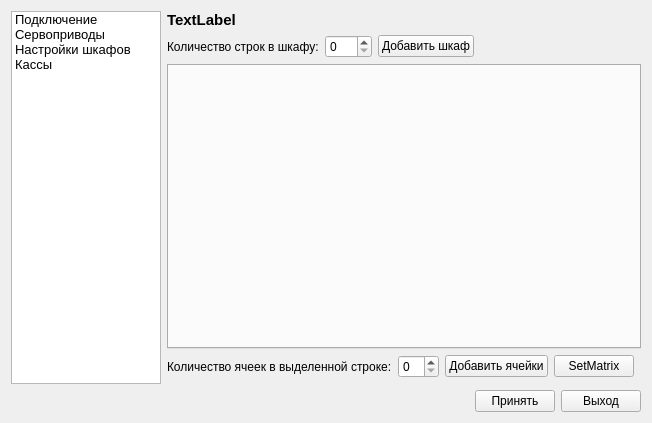
VladimirR46/PharmacyRobot, file settingswindow.ui: the form before one commit.
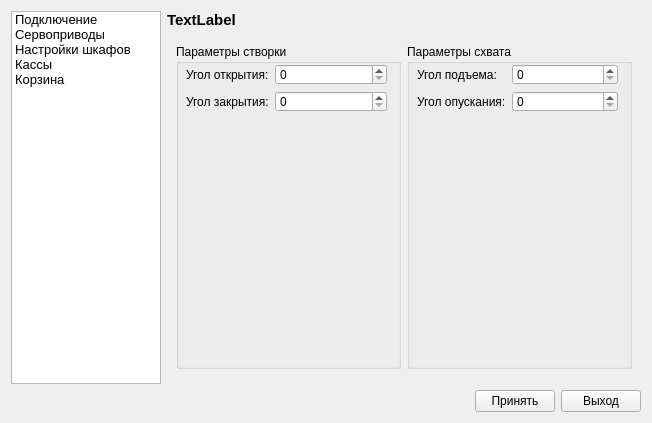
The form after the commit. The open tabs and pages were chosen to show the change. Icons and pictures are not drawn.

Diff of the .ui file:
```diff
--- a/settingswindow.ui
+++ b/settingswindow.ui
@@ -97,6 +97,15 @@
           <normaloff>:/images/telejka-128x128.png</normaloff>:/images/telejka-128x128.png</iconset>
         </property>
        </item>
+       <item>
+        <property name="text">
+         <string>Корзина</string>
+        </property>
+        <property name="icon">
+         <iconset resource="resource.qrc">
+          <normaloff>:/images/photo_2020-06-30_01-28-04.jpg</normaloff>:/images/photo_2020-06-30_01-28-04.jpg</iconset>
+        </property>
+       </item>
       </widget>
      </item>
      <item row="1" column="1">
@@ -105,7 +114,7 @@
         <enum>QFrame::Plain</enum>
        </property>
        <property name="currentIndex">
-        <number>2</number>
+        <number>4</number>
        </property>
        <widget class="QWidget" name="page">
         <layout class="QVBoxLayout" name="verticalLayout_2">
@@ -643,6 +652,104 @@
          </layout>
         </widget>
        </widget>
+       <widget class="QWidget" name="page_3">
+        <layout class="QGridLayout" name="gridLayout_6">
+         <item row="0" column="0">
+          <widget class="QGroupBox" name="groupBox_4">
+           <property name="title">
+            <string>Параметры створки</string>
+           </property>
+           <widget class="QWidget" name="layoutWidget">
+            <property name="geometry">
+             <rect>
+              <x>10</x>
+              <y>20</y>
+              <width>201</width>
+              <height>48</height>
+             </rect>
+            </property>
+            <layout class="QFormLayout" name="formLayout_4">
+             <item row="0" column="0">
+              <widget class="QLabel" name="label_18">
+               <property name="text">
+                <string>Угол открытия:</string>
+               </property>
+              </widget>
+             </item>
+             <item row="0" column="1">
+              <widget class="QSpinBox" name="spinOpenAngle">
+               <property name="maximum">
+                <number>180</number>
+               </property>
+              </widget>
+             </item>
+             <item row="1" column="0">
+              <widget class="QLabel" name="label_19">
+               <property name="text">
+                <string>Угол закрытия:</string>
+               </property>
+              </widget>
+             </item>
+             <item row="1" column="1">
+              <widget class="QSpinBox" name="spinCloseAngle">
+               <property name="maximum">
+                <number>180</number>
+               </property>
+              </widget>
+             </item>
+            </layout>
+           </widget>
+          </widget>
+         </item>
+         <item row="0" column="1">
+          <widget class="QGroupBox" name="groupBox_5">
+           <property name="title">
+            <string>Параметры схвата</string>
+           </property>
+           <widget class="QWidget" name="layoutWidget">
+            <property name="geometry">
+             <rect>
+              <x>10</x>
+              <y>20</y>
+              <width>201</width>
+              <height>48</height>
+             </rect>
+            </property>
+            <layout class="QFormLayout" name="formLayout_5">
+             <item row="0" column="0">
+              <widget class="QLabel" name="label_20">
+               <property name="text">
+                <string>Угол подъема:</string>
+               </property>
+              </widget>
+             </item>
+             <item row="0" column="1">
+              <widget class="QSpinBox" name="spinUpAngle">
+               <property name="maximum">
+                <number>180</number>
+               </property>
+              </widget>
+             </item>
+             <item row="1" column="0">
+              <widget class="QLabel" name="label_21">
+               <property name="text">
+                <string>Угол опускания:</string>
+               </property>
+              </widget>
+             </item>
+             <item row="1" column="1">
+              <widget class="QSpinBox" name="spinDownAngle">
+               <property name="maximum">
+                <number>180</number>
+               </property>
+              </widget>
+             </item>
+            </layout>
+           </widget>
+          </widget>
+         </item>
+        </layout>
+       </widget>
       </widget>
      </item>
     </layout>
```
Left out of the diff: 33 changed lines with no effect on the pictures.
